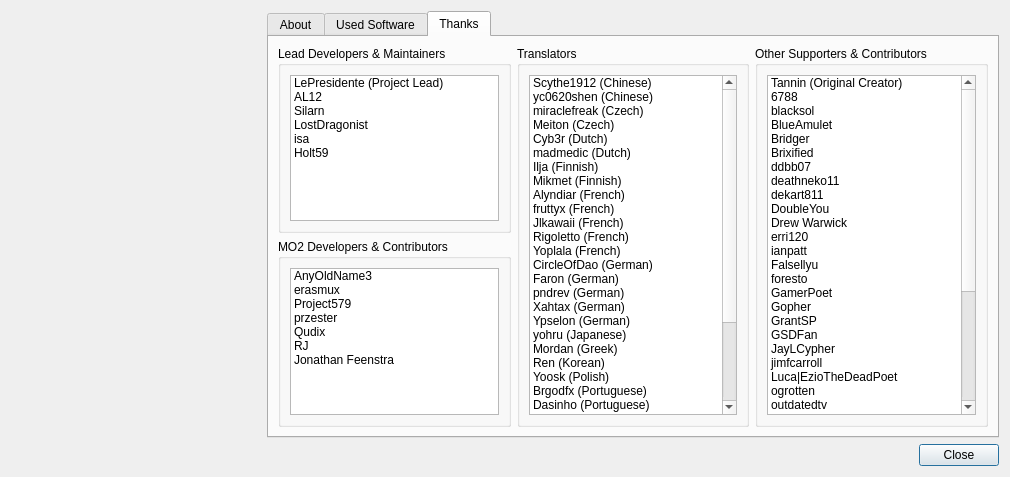
First picture: the form in src/src/aboutdialog.ui, repository saghm/Fluorine-Manager, before the edit.
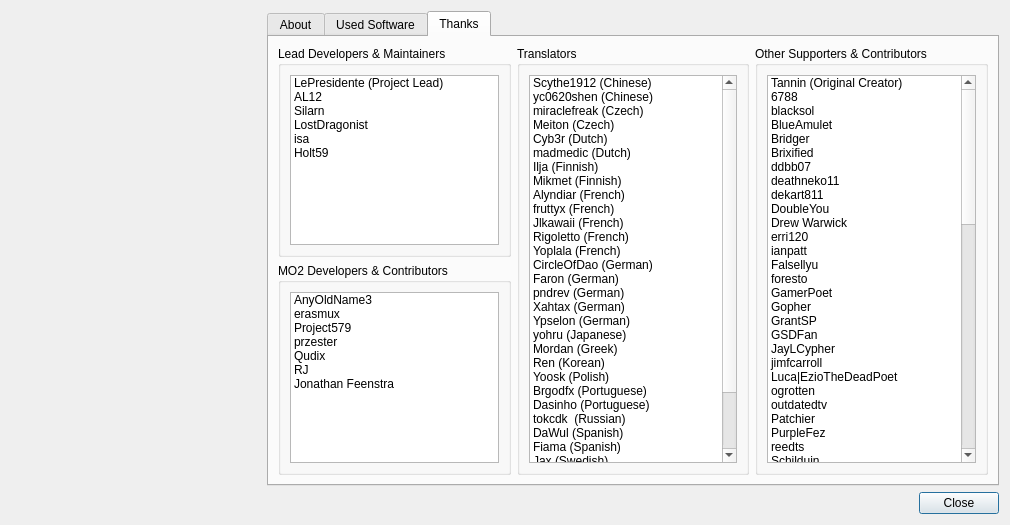
Second picture: the form after the edit. The open tabs and pages were chosen to show the change. Icons and pictures are not drawn. Custom widgets are drawn as their Qt base class.

The edit to the form file:
```diff
--- a/src/src/aboutdialog.ui
+++ b/src/src/aboutdialog.ui
@@ -7,7 +7,7 @@
     <x>0</x>
     <y>0</y>
     <width>1010</width>
-    <height>477</height>
+    <height>525</height>
    </rect>
   </property>
   <property name="windowTitle">
@@ -659,6 +659,181 @@
                 <string notr="true">ashemedai</string>
                </property>
               </item>
+              <item>
+               <property name="text">
+                <string notr="true">aglowinthefield</string>
+               </property>
+              </item>
+              <item>
+               <property name="text">
+                <string notr="true">AkiraJkr</string>
+               </property>
+              </item>
+              <item>
+               <property name="text">
+                <string notr="true">AmeliaCute</string>
+               </property>
+              </item>
+              <item>
+               <property name="text">
+                <string notr="true">Azlle</string>
+               </property>
+              </item>
+              <item>
+               <property name="text">
+                <string notr="true">CheffieGithub</string>
+               </property>
+              </item>
+              <item>
+               <property name="text">
+                <string notr="true">daescha</string>
+               </property>
+              </item>
+              <item>
+               <property name="text">
+                <string notr="true">Deewens</string>
+               </property>
+              </item>
+              <item>
+               <property name="text">
+                <string notr="true">DefinitelyNotSade</string>
+               </property>
+              </item>
+              <item>
+               <property name="text">
+                <string notr="true">Deorder</string>
+               </property>
+              </item>
+              <item>
+               <property name="text">
+                <string notr="true">diegofesanto</string>
+               </property>
+              </item>
+              <item>
+               <property name="text">
+                <string notr="true">Jonny_Bro</string>
+               </property>
+              </item>
+              <item>
+               <property name="text">
+                <string notr="true">ju5tA1ex</string>
+               </property>
+              </item>
+              <item>
+               <property name="text">
+                <string notr="true">Kane Dou</string>
+               </property>
+              </item>
+              <item>
+               <property name="text">
+                <string notr="true">KenJyn76</string>
+               </property>
+              </item>
+              <item>
+               <property name="text">
+                <string notr="true">Ketsuban</string>
+               </property>
+              </item>
+              <item>
+               <property name="text">
+                <string notr="true">LaughingHyena</string>
+               </property>
+              </item>
+              <item>
+               <property name="text">
+                <string notr="true">mick-lue</string>
+               </property>
+              </item>
+              <item>
+               <property name="text">
+                <string notr="true">ModZero</string>
+               </property>
+              </item>
+              <item>
+               <property name="text">
+                <string notr="true">mopioid</string>
+               </property>
+              </item>
+              <item>
+               <property name="text">
+                <string notr="true">mrudat</string>
+               </property>
+              </item>
+              <item>
+               <property name="text">
+                <string notr="true">Nikirack</string>
+               </property>
+              </item>
+              <item>
+               <property name="text">
+                <string notr="true">Paynamia</string>
+               </property>
+              </item>
+              <item>
+               <property name="text">
+                <string notr="true">Ra2-IFV</string>
+               </property>
+              </item>
+              <item>
+               <property name="text">
+                <string notr="true">RodolfoFigueroa</string>
+               </property>
+              </item>
+              <item>
+               <property name="text">
+                <string notr="true">Ryan Young</string>
+               </property>
+              </item>
+              <item>
+               <property name="text">
+                <string notr="true">shellbj</string>
+               </property>
+              </item>
+              <item>
+               <property name="text">
+                <string notr="true">SimplisticMind</string>
+               </property>
+              </item>
+              <item>
+               <property name="text">
+                <string notr="true">Syer10</string>
+               </property>
+              </item>
+              <item>
+               <property name="text">
+                <string notr="true">The Conceptionist</string>
+               </property>
+              </item>
+              <item>
+               <property name="text">
+                <string notr="true">TheForgotten69</string>
+               </property>
+              </item>
+              <item>
+               <property name="text">
+                <string notr="true">TheUnlocked</string>
+               </property>
+              </item>
+              <item>
+               <property name="text">
+                <string notr="true">uwx</string>
+               </property>
+              </item>
+              <item>
+               <property name="text">
+                <string notr="true">xieve</string>
+               </property>
+              </item>
+              <item>
+               <property name="text">
+                <string notr="true">Zash</string>
+               </property>
+              </item>
+              <item>
+               <property name="text">
+                <string>...and all other contributors!</string>
+               </property>
+              </item>
              </widget>
             </item>
            </layout>
```
